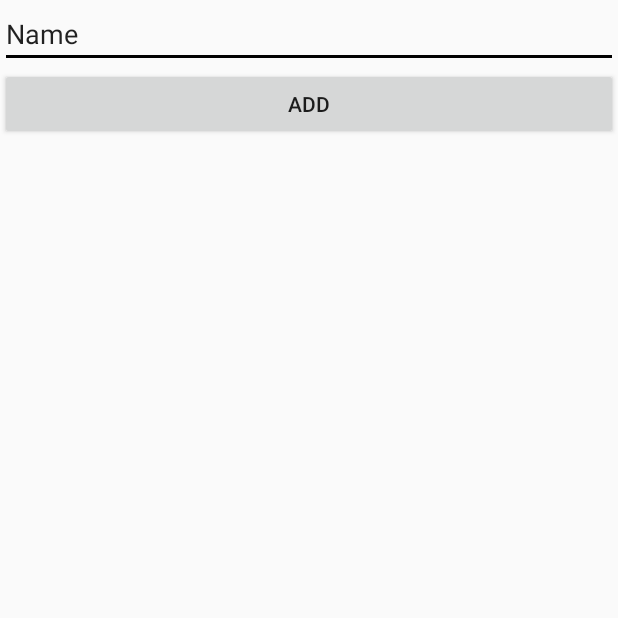
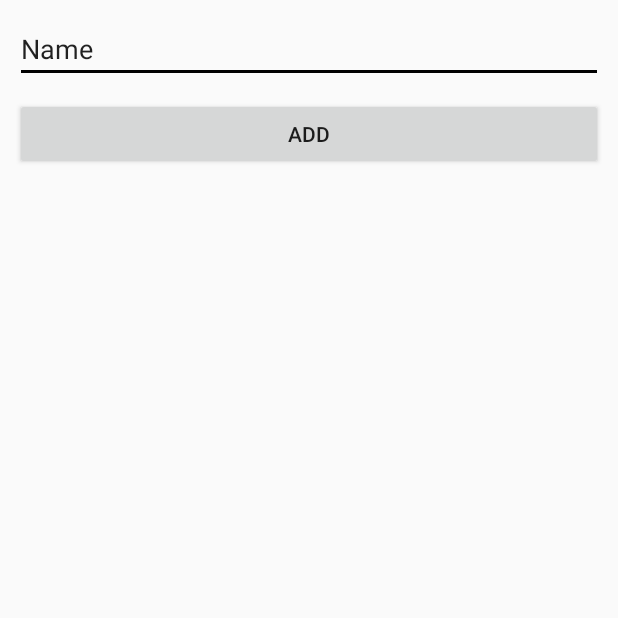
Before and after one commit to AmanKapri/FirstGit, an Android app: the AddNote screen opened directly, with no data from a screen before it, on a phone screen of 412 x 824 dp, the top half of it. Run offline under Robolectric (Android 15) with nearby library versions, the light colour scheme and no system bars.

Commit message:
Second Commit

```diff
--- a/app/src/main/res/layout/activity_add_note.xml
+++ b/app/src/main/res/layout/activity_add_note.xml
@@ -13,6 +13,9 @@
         android:id="@+id/tv_addnote"
         android:layout_width="match_parent"
         android:layout_height="wrap_content"
+        android:layout_marginLeft="10dp"
+        android:layout_marginTop="10dp"
+        android:layout_marginRight="10dp"
         android:ems="10"
         android:inputType="textPersonName"
         android:text="Name" />
@@ -21,5 +24,8 @@
         android:id="@+id/btn_add"
         android:layout_width="match_parent"
         android:layout_height="wrap_content"
+        android:layout_marginLeft="10dp"
+        android:layout_marginTop="10dp"
+        android:layout_marginRight="10dp"
         android:text="Add" />
 </LinearLayout>
```
